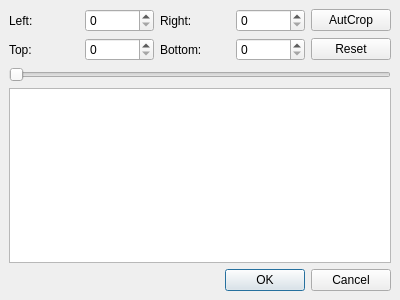
Old version of the form branches/avidemux_2.4_branch/avidemux/ADM_userInterfaces/ADM_QT4/ADM_dialog/crop.ui in the repository BackupTheBerlios/avidemux-svn.
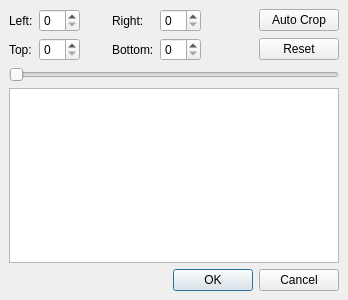
New version of the form.

Commit message: [Crop] fix typo and tweak Crop dialog for Qt UI

```diff
--- a/branches/avidemux_2.4_branch/avidemux/ADM_userInterfaces/ADM_QT4/ADM_dialog/crop.ui
+++ b/branches/avidemux_2.4_branch/avidemux/ADM_userInterfaces/ADM_QT4/ADM_dialog/crop.ui
@@ -5,37 +5,94 @@
    <rect>
     <x>0</x>
     <y>0</y>
-    <width>400</width>
+    <width>348</width>
     <height>300</height>
    </rect>
   </property>
   <property name="windowTitle" >
    <string>Dialog</string>
   </property>
-  <layout class="QGridLayout" >
+  <layout class="QVBoxLayout" >
    <property name="margin" >
     <number>9</number>
    </property>
    <property name="spacing" >
     <number>6</number>
    </property>
-   <item row="2" column="0" colspan="5" >
-    <widget class="QSlider" name="horizontalSlider" >
+   <item>
+    <layout class="QGridLayout" >
+     <property name="margin" >
+      <number>0</number>
+     </property>
+     <property name="spacing" >
+      <number>6</number>
+     </property>
+     <item row="0" column="3" >
+      <widget class="QLabel" name="label_2" >
+       <property name="text" >
+        <string>Right:</string>
+       </property>
+      </widget>
+     </item>
+     <item row="1" column="0" >
+      <widget class="QLabel" name="label_4" >
+       <property name="text" >
+        <string>Top:</string>
+       </property>
+      </widget>
+     </item>
+     <item row="0" column="4" >
+      <widget class="QSpinBox" name="spinBoxRight" />
+     </item>
+     <item row="0" column="2" >
+      <spacer>
      <property name="orientation" >
       <enum>Qt::Horizontal</enum>
      </property>
-    </widget>
-   </item>
-   <item row="3" column="0" colspan="5" >
-    <widget class="QGraphicsView" name="graphicsView" />
-   </item>
-   <item row="1" column="4" >
+       <property name="sizeType" >
+        <enum>QSizePolicy::Fixed</enum>
+       </property>
+       <property name="sizeHint" >
+        <size>
+         <width>26</width>
+         <height>20</height>
+        </size>
+       </property>
+      </spacer>
+     </item>
+     <item row="1" column="5" >
+      <spacer>
+       <property name="orientation" >
+        <enum>Qt::Horizontal</enum>
+       </property>
+       <property name="sizeHint" >
+        <size>
+         <width>40</width>
+         <height>20</height>
+        </size>
+       </property>
+      </spacer>
+     </item>
+     <item row="1" column="6" >
     <widget class="QPushButton" name="pushButtonReset" >
      <property name="text" >
       <string>Reset</string>
      </property>
     </widget>
    </item>
+     <item row="1" column="1" >
+      <widget class="QSpinBox" name="spinBoxTop" />
+     </item>
+     <item row="1" column="4" >
+      <widget class="QSpinBox" name="spinBoxBottom" />
+     </item>
+     <item row="1" column="3" >
+      <widget class="QLabel" name="label_3" >
+       <property name="text" >
+        <string>Bottom:</string>
+       </property>
+      </widget>
+     </item>
    <item row="0" column="0" >
     <widget class="QLabel" name="label" >
      <property name="text" >
@@ -43,34 +100,61 @@
      </property>
     </widget>
    </item>
-   <item row="1" column="0" >
-    <widget class="QLabel" name="label_4" >
+     <item row="0" column="5" >
+      <spacer>
+       <property name="orientation" >
+        <enum>Qt::Horizontal</enum>
+       </property>
+       <property name="sizeType" >
+        <enum>QSizePolicy::MinimumExpanding</enum>
+       </property>
+       <property name="sizeHint" >
+        <size>
+         <width>40</width>
+         <height>20</height>
+        </size>
+       </property>
+      </spacer>
+     </item>
+     <item row="0" column="1" >
+      <widget class="QSpinBox" name="spinBoxLeft" />
+     </item>
+     <item row="0" column="6" >
+      <widget class="QPushButton" name="pushButtonAutoCrop" >
      <property name="text" >
-      <string>Top:</string>
+        <string>Auto Crop</string>
      </property>
     </widget>
    </item>
    <item row="1" column="2" >
-    <widget class="QLabel" name="label_3" >
-     <property name="text" >
-      <string>Bottom:</string>
-     </property>
-    </widget>
-   </item>
-   <item row="1" column="3" >
-    <widget class="QSpinBox" name="spinBoxBottom" />
+      <spacer>
+       <property name="orientation" >
+        <enum>Qt::Horizontal</enum>
+       </property>
+       <property name="sizeType" >
+        <enum>QSizePolicy::Fixed</enum>
+       </property>
+       <property name="sizeHint" >
+        <size>
+         <width>26</width>
+         <height>20</height>
+        </size>
+       </property>
+      </spacer>
+     </item>
+    </layout>
    </item>
-   <item row="0" column="2" >
-    <widget class="QLabel" name="label_2" >
-     <property name="text" >
-      <string>Right:</string>
+   <item>
+    <widget class="QSlider" name="horizontalSlider" >
+     <property name="orientation" >
+      <enum>Qt::Horizontal</enum>
      </property>
     </widget>
    </item>
-   <item row="0" column="3" >
-    <widget class="QSpinBox" name="spinBoxRight" />
+   <item>
+    <widget class="QGraphicsView" name="graphicsView" />
    </item>
-   <item row="4" column="0" colspan="5" >
+   <item>
     <widget class="QDialogButtonBox" name="buttonBox" >
      <property name="orientation" >
       <enum>Qt::Horizontal</enum>
@@ -80,19 +164,6 @@
      </property>
     </widget>
    </item>
-   <item row="0" column="1" >
-    <widget class="QSpinBox" name="spinBoxLeft" />
-   </item>
-   <item row="1" column="1" >
-    <widget class="QSpinBox" name="spinBoxTop" />
-   </item>
-   <item row="0" column="4" >
-    <widget class="QPushButton" name="pushButtonAutoCrop" >
-     <property name="text" >
-      <string>AutCrop</string>
-     </property>
-    </widget>
-   </item>
   </layout>
  </widget>
  <resources/>
```
Left out of the diff: 13 changed lines with no effect on the pictures. Lines whose indentation alone changed are shown as unchanged.
